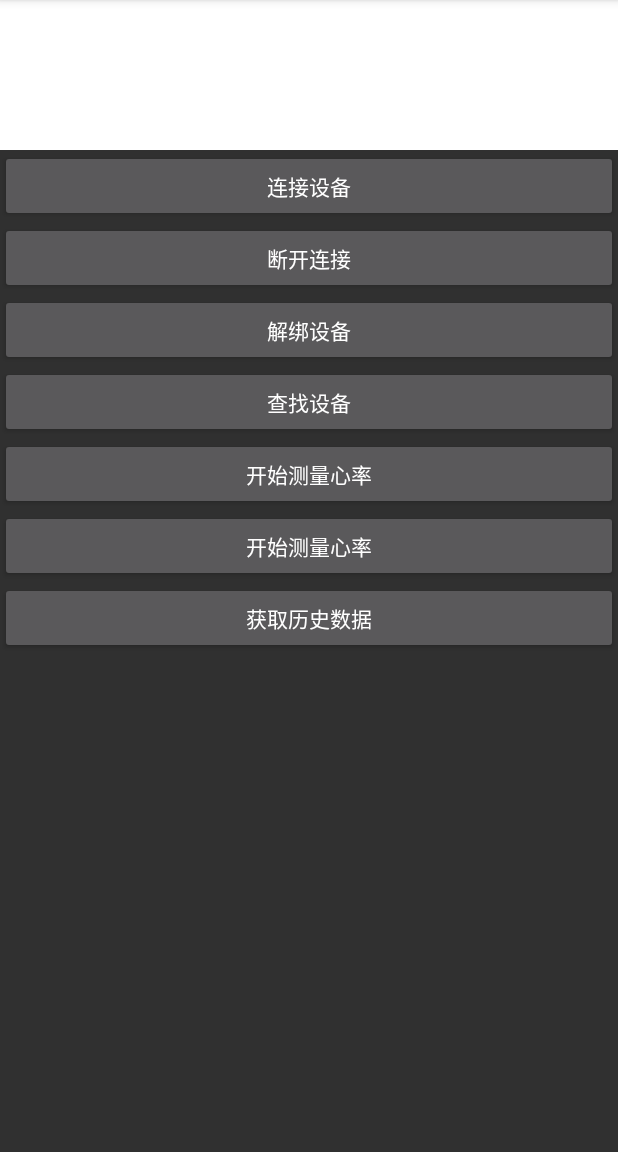
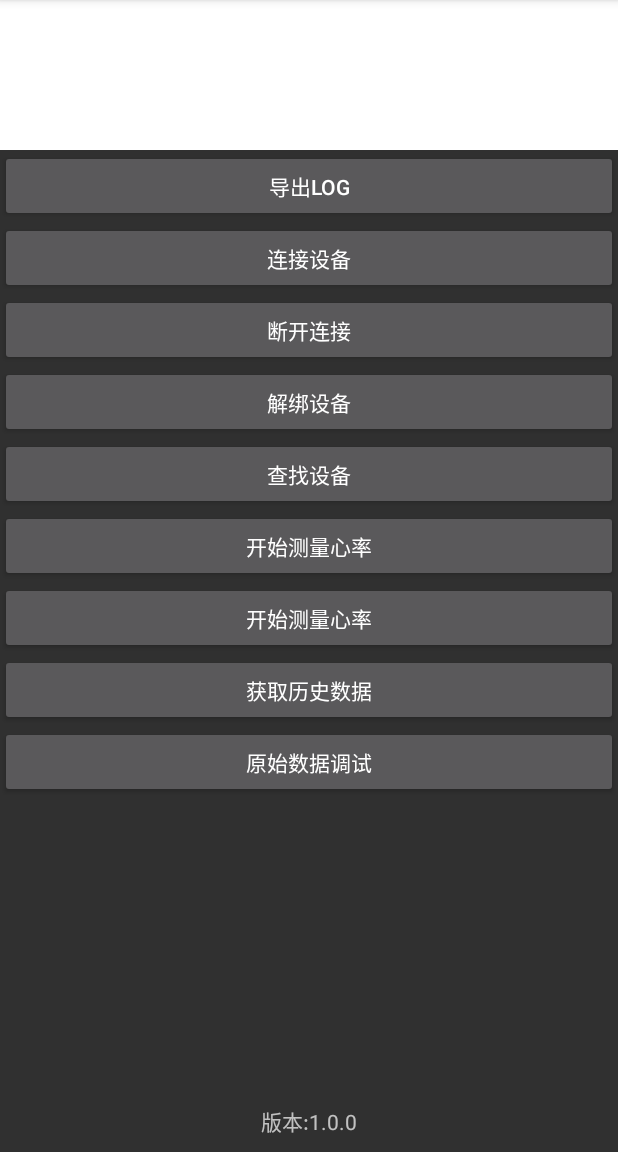
Before and after one commit to yougaohui/MyWatchSDK, an Android app: the screen it shows after launch (MainActivity), on a phone screen of 412 x 824 dp, the part 84-1236 px from its top. Run offline under Robolectric (Android 15) with nearby library versions, the phone set to English and light mode, and no system bars; our stand-ins replace EventBus; libraries missing offline, so code that uses them is left out: com.blankj.utilcode; 3 statements that could not run were skipped.

Commit message:
完善demo

```diff
--- a/demo/app/src/main/AndroidManifest.xml
+++ b/demo/app/src/main/AndroidManifest.xml
@@ -27,6 +27,9 @@
                 <category android:name="android.intent.category.LAUNCHER" />
             </intent-filter>
         </activity>
+        <activity
+            android:name=".LogActivity"
+            android:exported="false" />
     </application>
 
 </manifest>
--- a/demo/app/src/main/java/com/legend/mywatch/sdk/android/MainActivity.java
+++ b/demo/app/src/main/java/com/legend/mywatch/sdk/android/MainActivity.java
@@ -10,22 +10,36 @@ import android.provider.Settings;
 import android.view.View;
 import android.widget.Button;
 import android.widget.EditText;
+import android.widget.TextView;
 import android.widget.Toast;
+
+import androidx.appcompat.app.AlertDialog;
 
 import com.blankj.utilcode.util.GsonUtils;
 import com.legend.mywatch.sdk.android.base.adapter.BaseActivity;
 import com.legend.mywatch.sdk.android.event.LogEvent;
 import com.legend.mywatch.sdk.android.scan.ScanActivity;
+import com.legend.mywatch.sdk.android.utils.SaveLog2LocalUtils;
+import com.legend.mywatch.sdk.android.utils.ShareUtils;
+import com.legend.mywatch.sdk.mywatchsdklib.android.BuildConfig;
 import com.legend.mywatch.sdk.mywatchsdklib.android.constant.PermissionConstants;
 import com.legend.mywatch.sdk.mywatchsdklib.android.event.AckEvent;
 import com.legend.mywatch.sdk.mywatchsdklib.android.event.ConnectStatusEvent;
 import com.legend.mywatch.sdk.mywatchsdklib.android.event.TempCheckHistoryEvent;
 import com.legend.mywatch.sdk.mywatchsdklib.android.event.TempCheckRealEvent;
+import com.legend.mywatch.sdk.mywatchsdklib.android.event.TempCheckTestEvent;
+import com.legend.mywatch.sdk.mywatchsdklib.android.model.TempCheckModel;
+import com.legend.mywatch.sdk.mywatchsdklib.android.model.TempCheckTestModel;
 import com.legend.mywatch.sdk.mywatchsdklib.android.sdk.SDKCmdManager;
 import com.legend.mywatch.sdk.mywatchsdklib.android.utils.ActivityUtils;
 import com.legend.mywatch.sdk.mywatchsdklib.android.utils.BleUtils;
+import com.legend.mywatch.sdk.mywatchsdklib.android.utils.CollectionUtils;
+import com.legend.mywatch.sdk.mywatchsdklib.android.utils.FileUtils;
 import com.legend.mywatch.sdk.mywatchsdklib.android.utils.LogUtils;
 import com.legend.mywatch.sdk.mywatchsdklib.android.utils.PermissionUtils;
+
+import java.io.File;
+import java.util.List;
 
 @SuppressLint("MissingInflatedId")
 public class MainActivity extends BaseActivity {
@@ -40,6 +54,8 @@ public class MainActivity extends BaseActivity {
         setContentView(R.layout.activity_main);
         btnConnect = findViewById(R.id.btn_connect);
         edtLog = findViewById(R.id.edt_log);
+        //tv_version
+        ((TextView) findViewById(R.id.tv_version)).setText("版本:" + BuildConfig.VERSION_NAME);
         refresh();
     }
 
@@ -118,18 +134,57 @@ public class MainActivity extends BaseActivity {
             boolean isCurAck = events.isCurrentAck(mCurValue);
             MyToast("isCurAck:" + isCurAck + ";操作结果:" + ((AckEvent) event).isSuccess());
         } else if (event instanceof TempCheckHistoryEvent) {
+            TempCheckHistoryEvent historyEvent = (TempCheckHistoryEvent) event;
+            List<TempCheckModel> list = historyEvent.getTempCheck();
+            StringBuilder sb = new StringBuilder("温度检测历史数据:\n");
+            for (TempCheckModel model : list) {
+                sb.append("时间戳: ").append(model.getTimestamp()).append("分钟\n");
+                sb.append("温度: ").append(model.getTemperature()).append("℃\n");
+                sb.append("开机次数: ").append(model.getPowerOnCount()).append("\n");
+                sb.append("心率PPI: ").append(model.getHeartRatePPI()).append("\n");
+                sb.append("风险状态: ").append(model.getRiskStatusText()).append("\n");
+                byte[] extraData = model.getExtraData();
+                sb.append("额外数据: ").append(extraData != null ? extraData.length + "字节" : "无").append("\n");
+                sb.append("---\n");
+            }
+            showTempCheckDialog("温度检测历史数据", sb.toString());
+        } else if (event instanceof TempCheckRealEvent) {
+            TempCheckRealEvent realEvent = (TempCheckRealEvent) event;
+            TempCheckModel model = realEvent.getTempCheck();
+            StringBuilder sb = new StringBuilder();
+            sb.append("时间戳: ").append(model.getTimestamp()).append("分钟\n");
+            sb.append("温度: ").append(model.getTemperature()).append("℃\n");
+            sb.append("开机次数: ").append(model.getPowerOnCount()).append("\n");
+            sb.append("心率PPI: ").append(model.getHeartRatePPI()).append("\n");
+            sb.append("风险状态: ").append(model.getRiskStatusText()).append("\n");
+            byte[] extraData = model.getExtraData();
+            sb.append("额外数据: ").append(extraData != null ? extraData.length + "字节" : "无").append("\n");
+            showTempCheckDialog("实时温度检测", sb.toString());
+        } else if (event instanceof TempCheckTestEvent) {
             MyToast(GsonUtils.toJson(event));
-            //log
-        } else if (event instanceof TempCheckRealEvent) {
-            MyToast(GsonUtils.toJson(event));
-            //log
-
+            //event
+            TempCheckTestEvent aa = (TempCheckTestEvent) event;
+            List<TempCheckTestModel> list = aa.getTempCheck();
+            for (TempCheckTestModel tempCheckTestModel : list) {
+                int time = tempCheckTestModel.getTimestamp();//Timestamp, in minutes
+                int ppg = tempCheckTestModel.getPpg();//ppg
+            }
         } else if (event instanceof LogEvent) {
             String log = ((LogEvent) event).getLog();
             if (log.contains("收到数据包")) {
                 edtLog.setText(log);
+                SaveLog2LocalUtils.saveLog(log);
             }
         }
+    }
+
+    private void showTempCheckDialog(String title, String content) {
+        new AlertDialog.Builder(this)
+            .setTitle(title)
+            .setMessage(content)
+            .setPositiveButton("确定", null)
+            .setCancelable(true)
+            .show();
     }
 
     private void refresh() {
@@ -146,7 +201,7 @@ public class MainActivity extends BaseActivity {
 
     private void MyToast(String text) {
         Toast.makeText(this, text, Toast.LENGTH_SHORT).show();
-        LogUtils.i(TAG,"MyToast==============>>"+text);
+        LogUtils.i(TAG, "MyToast==============>>" + text);
     }
 
     public void onClickTestHeart(View view) {
@@ -190,4 +245,19 @@ public class MainActivity extends BaseActivity {
         }
         SDKCmdManager.unbindWatch();
     }
+
+    //onClickLog
+    public void onClickLog(View view) {
+        ActivityUtils.startActivity(LogActivity.class);
+    }
+
+    public void onClickExportLog(View view) {
+        String logPath = SaveLog2LocalUtils.getDefaultPath();
+        List<File> fileList = FileUtils.listFilesInDir(logPath);
+        if (!CollectionUtils.isEmpty(fileList)) {
+            ShareUtils.shareFiles(fileList);
+        } else {
+            MyToast("日志文件不存在");
+        }
+    }
 }
--- a/demo/app/src/main/res/layout/activity_main.xml
+++ b/demo/app/src/main/res/layout/activity_main.xml
@@ -14,6 +14,14 @@
         android:background="@color/white"
         android:enabled="false"
         android:textColor="@color/black" />
+
+    <!--导出log-->
+    <Button
+        android:id="@+id/btn_export_log"
+        android:layout_width="match_parent"
+        android:layout_height="wrap_content"
+        android:onClick="onClickExportLog"
+        android:text="导出log" />
 
     <Button
         android:id="@+id/btn_connect"
@@ -69,4 +77,26 @@
         android:onClick="onClickGetHistory"
         android:text="获取历史数据" />
 
+    <!--LogActivity Button-->
+    <Button
+        android:id="@+id/btn_log"
+        android:layout_width="match_parent"
+        android:layout_height="wrap_content"
+        android:onClick="onClickLog"
+        android:text="原始数据调试" />
+
+    <View
+        android:layout_weight="1"
+        android:layout_width="wrap_content"
+        android:layout_height="match_parent"/>
+
+    <!--软件版本号-->
+    <TextView
+        android:id="@+id/tv_version"
+        android:layout_width="match_parent"
+        android:layout_height="wrap_content"
+        android:gravity="center_horizontal"
+        android:layout_marginBottom="10dp"
+        android:text="软件版本号" />
+
 </LinearLayout>
```
Also changed, not shown: demo/app/build.gradle (+5 -4 lines), demo/app/src/main/java/com/legend/mywatch/sdk/android/App.java (+8 -2 lines), demo/app/src/main/java/com/legend/mywatch/sdk/android/LogActivity.java (added, +55 -0 lines), demo/app/src/main/java/com/legend/mywatch/sdk/android/event/BytesEvent.java (added, +21 -0 lines), demo/app/src/main/java/com/legend/mywatch/sdk/android/utils/SaveLog2LocalUtils.java (added, +110 -0 lines), demo/app/src/main/java/com/legend/mywatch/sdk/android/utils/ShareUtils.java (added, +73 -0 lines), demo/app/src/main/res/layout/activity_log.xml (added, +15 -0 lines), demo/app/src/main/res/values/styles.xml (added, +17 -0 lines), demo/app/src/main/res/xml/util_code_provider_paths.xml (added, +32 -0 lines).
